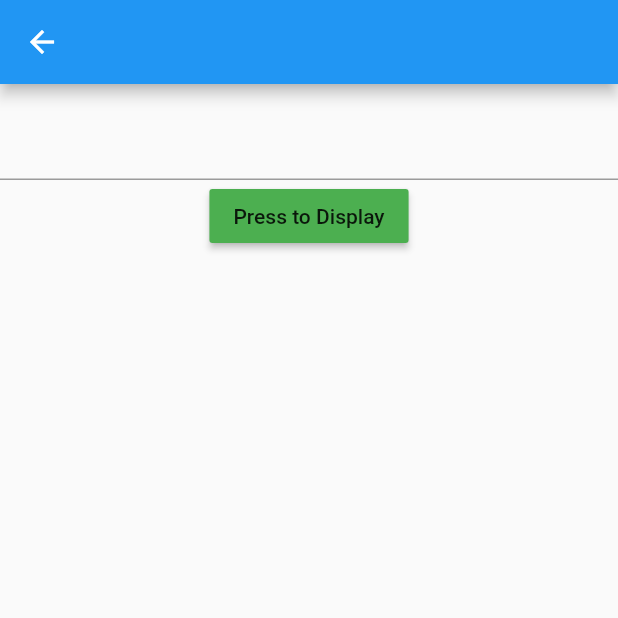
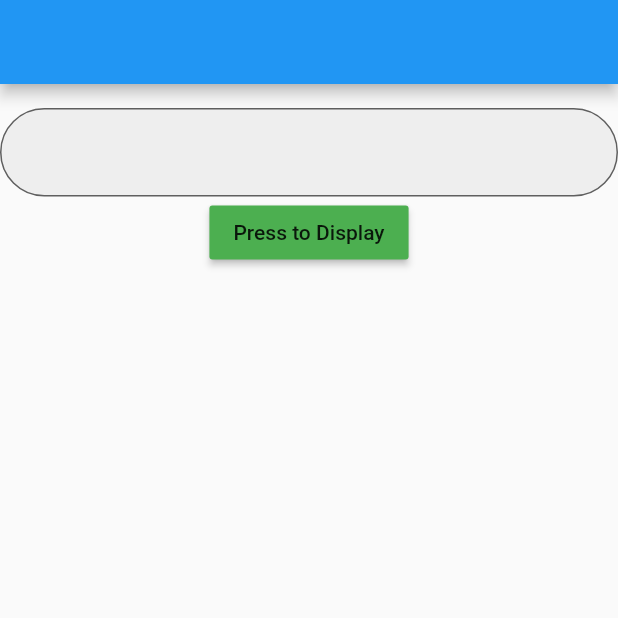
Before and after one commit to imsujan276/flutter_basics, a Flutter app: the SimpleForm screen opened directly, after a tap on "Press to Display", on a phone screen of 412 x 824 dp, the top half of it. Run offline on Flutter 3.47's test engine with Material 2 defaults, Android fonts, the phone set to English and light mode, and no system bars.

Commit message:
added some decoration in textfield

```diff
--- a/lib/main.dart
+++ b/lib/main.dart
@@ -1,5 +1,6 @@
 import 'package:firstapp/home.dart';
 import 'package:firstapp/settings/settings.dart';
+import 'package:firstapp/text_field.dart';
 import 'package:firstapp/ui_practice_1.dart';
 import 'package:flutter/material.dart';
 import 'package:flutter/services.dart';
@@ -12,7 +13,7 @@ void main() {
   ));
   runApp(MaterialApp(
     debugShowCheckedModeBanner: false,
-    home: Settings(),
+    home: SimpleForm(),
     routes: {'/contacts': (context) => ContactUi()},
   ));
 }
--- a/lib/text_field.dart
+++ b/lib/text_field.dart
@@ -10,7 +10,6 @@ class _SimpleFormState extends State<SimpleForm> {
   TextEditingController _controller = TextEditingController();
   @override
   Widget build(BuildContext context) {
-
     return Scaffold(
       appBar: AppBar(),
       body: Column(
@@ -22,6 +21,11 @@ class _SimpleFormState extends State<SimpleForm> {
           ///for textfield
           TextField(
             controller: _controller,
+            decoration: InputDecoration(
+                filled: true,
+                fillColor: Colors.grey[200],
+                border: OutlineInputBorder(
+                    borderRadius: BorderRadius.circular(50))),
           ),
 
           ///for button
@@ -30,6 +34,7 @@ class _SimpleFormState extends State<SimpleForm> {
             onPressed: () {
               setState(() {
                 text = _controller.text;
+                _controller.clear();
               });
             },
             child: Text('Press to Display'),
```
Also changed, not shown: lib/settings/connected_devices.dart (deleted), lib/settings/network_internet.dart (deleted).
